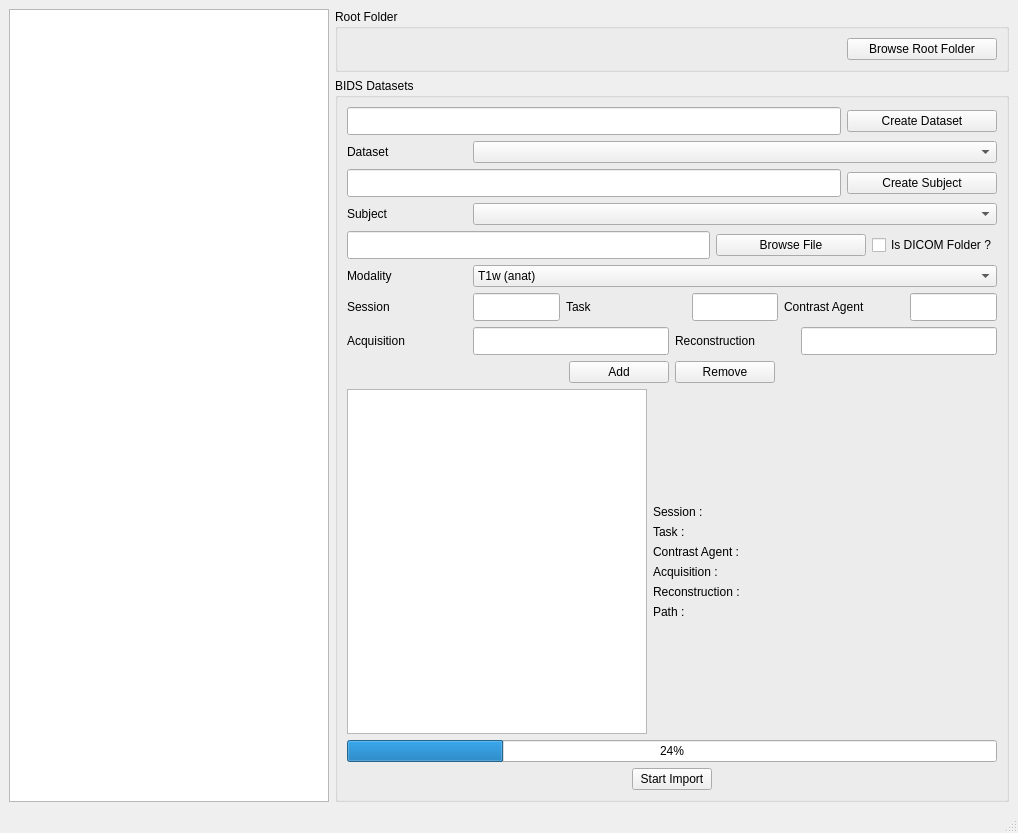
The window that bidsificator/forms/MainWindow.ui (HIP-infrastructure/Bidsificator) describes before a commit, drawn with Qt 5.
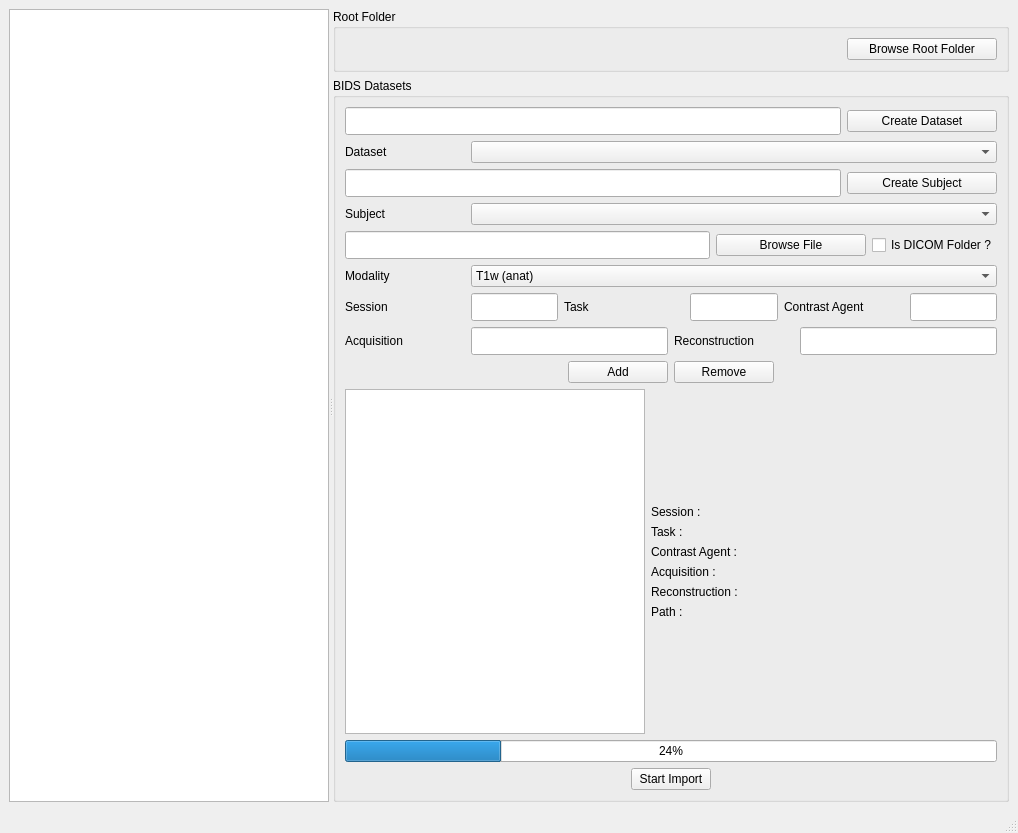
The same window after the commit.

Commit message: Add qsplitter to ui view

```diff
--- a/bidsificator/forms/MainWindow.ui
+++ b/bidsificator/forms/MainWindow.ui
@@ -15,7 +15,11 @@
   </property>
   <widget class="QWidget" name="centralwidget">
    <layout class="QGridLayout" name="gridLayout">
-    <item row="0" column="0" rowspan="2">
+    <item row="0" column="0">
+     <widget class="QSplitter" name="splitter">
+      <property name="orientation">
+       <enum>Qt::Horizontal</enum>
+      </property>
      <widget class="QTreeView" name="fileTreeView">
       <property name="minimumSize">
        <size>
@@ -30,8 +34,50 @@
        </size>
       </property>
      </widget>
-    </item>
-    <item row="1" column="1">
+      <widget class="QWidget" name="layoutWidget">
+       <layout class="QVBoxLayout" name="verticalLayout_3">
+        <item>
+         <widget class="QGroupBox" name="RootFolderGroupBox">
+          <property name="title">
+           <string>Root Folder</string>
+          </property>
+          <layout class="QHBoxLayout" name="horizontalLayout">
+           <item>
+            <widget class="QLabel" name="DatasetPathLabel">
+             <property name="maximumSize">
+              <size>
+               <width>16777215</width>
+               <height>28</height>
+              </size>
+             </property>
+             <property name="text">
+              <string/>
+             </property>
+            </widget>
+           </item>
+           <item>
+            <widget class="QPushButton" name="BrowseDatasetPathPushButton">
+             <property name="minimumSize">
+              <size>
+               <width>150</width>
+               <height>0</height>
+              </size>
+             </property>
+             <property name="maximumSize">
+              <size>
+               <width>150</width>
+               <height>16777215</height>
+              </size>
+             </property>
+             <property name="text">
+              <string>Browse Root Folder</string>
+             </property>
+            </widget>
+           </item>
+          </layout>
+         </widget>
+        </item>
+        <item>
      <widget class="QGroupBox" name="ImportFilesGroupBox">
       <property name="title">
        <string>BIDS Datasets</string>
@@ -795,45 +841,8 @@
       </layout>
      </widget>
     </item>
-    <item row="0" column="1">
-     <widget class="QGroupBox" name="RootFolderGroupBox">
-      <property name="title">
-       <string>Root Folder</string>
-      </property>
-      <layout class="QHBoxLayout" name="horizontalLayout">
-       <item>
-        <widget class="QLabel" name="DatasetPathLabel">
-         <property name="maximumSize">
-          <size>
-           <width>16777215</width>
-           <height>28</height>
-          </size>
-         </property>
-         <property name="text">
-          <string/>
-         </property>
-        </widget>
-       </item>
-       <item>
-        <widget class="QPushButton" name="BrowseDatasetPathPushButton">
-         <property name="minimumSize">
-          <size>
-           <width>150</width>
-           <height>0</height>
-          </size>
-         </property>
-         <property name="maximumSize">
-          <size>
-           <width>150</width>
-           <height>16777215</height>
-          </size>
-         </property>
-         <property name="text">
-          <string>Browse Root Folder</string>
-         </property>
-        </widget>
-       </item>
-      </layout>
+       </layout>
+      </widget>
      </widget>
     </item>
    </layout>
```
Left out of the diff: 2 changed lines with no effect on the pictures. Lines whose indentation alone changed are shown as unchanged. The commit also changes 1 other file.
